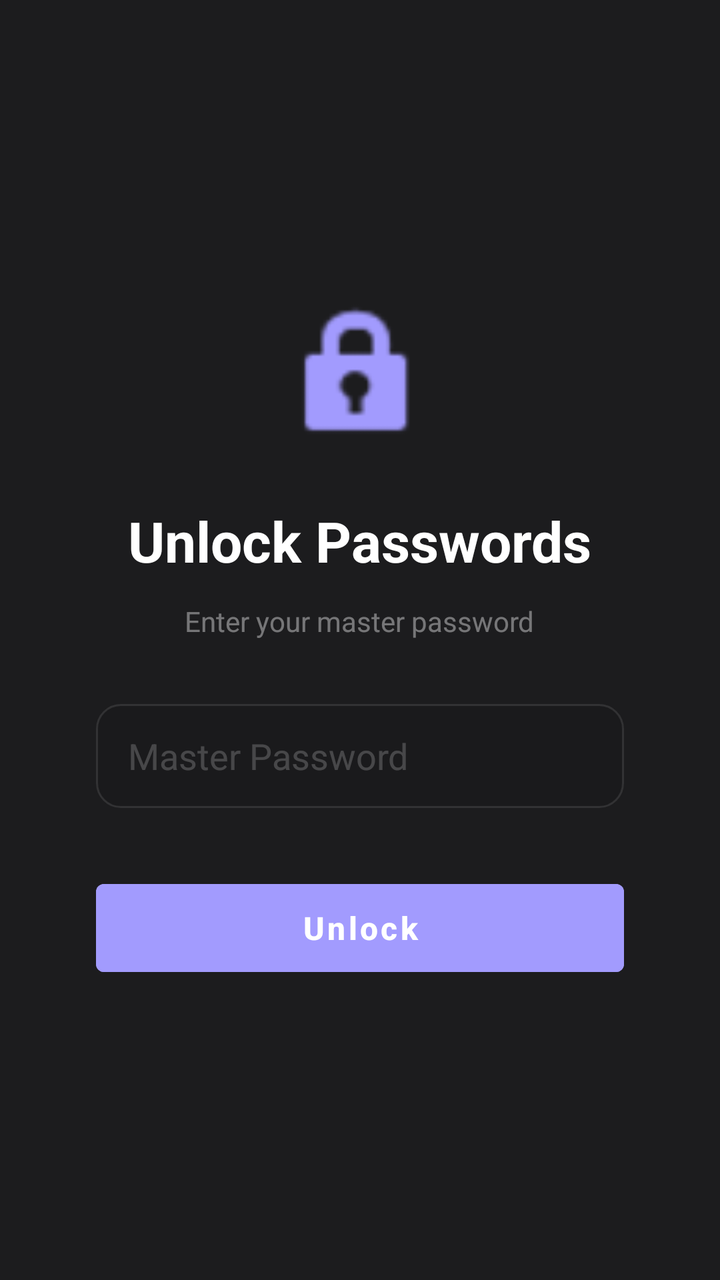
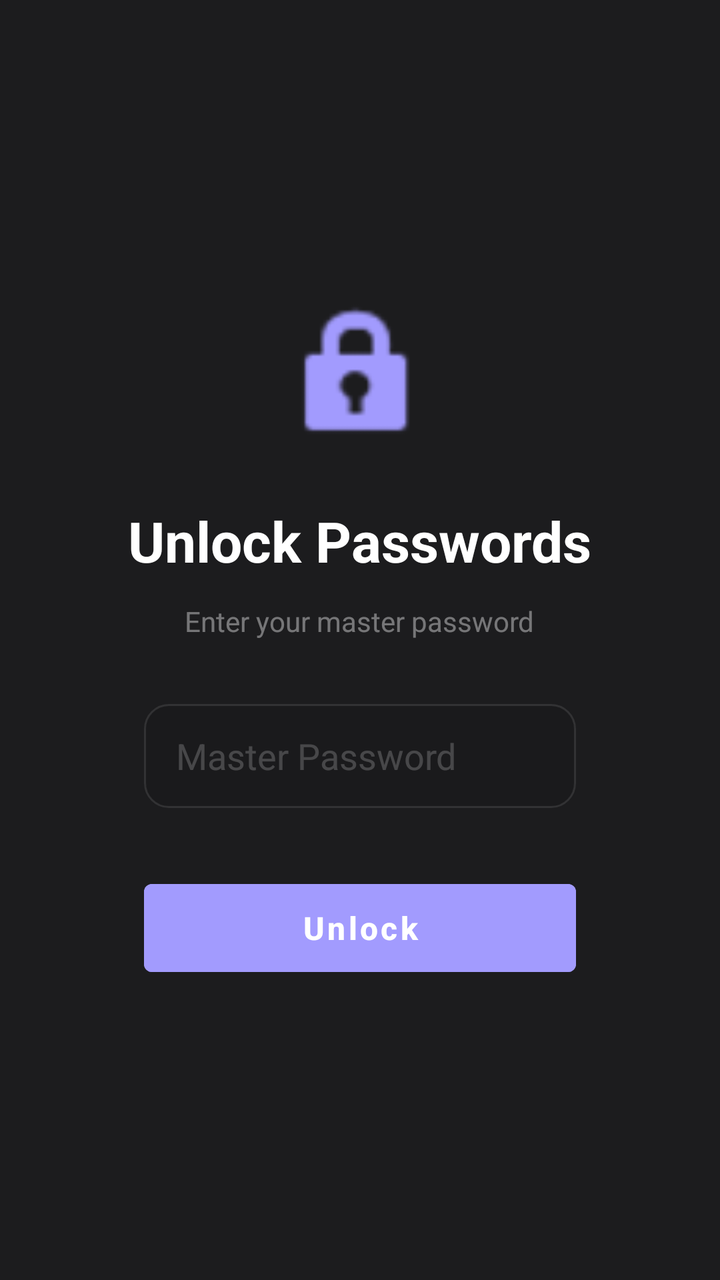

The first picture is an Android layout as it rendered before a commit; the second is the same layout after the commit. The layout source and the unified diff follow.
<!-- AndroidManifest.xml: application theme Theme.LunaCoreOS -->
<!-- res/layout/activity_vault_lock.xml -->
<?xml version="1.0" encoding="utf-8"?>
<LinearLayout xmlns:android="http://schemas.android.com/apk/res/android"
    xmlns:app="http://schemas.android.com/apk/res-auto"
    android:layout_width="match_parent"
    android:layout_height="match_parent"
    android:orientation="vertical"
    android:gravity="center"
    android:fitsSystemWindows="true"
    android:background="@color/bg_dark"
    android:padding="48dp">

    <ImageView
        android:layout_width="80dp"
        android:layout_height="80dp"
        android:src="@android:drawable/ic_lock_idle_lock"
        app:tint="@color/accent_primary"
        android:layout_marginBottom="24dp" />

    <TextView
        android:id="@+id/tvVaultTitle"
        android:layout_width="wrap_content"
        android:layout_height="wrap_content"
        android:text="Unlock Passwords"
        android:textSize="28sp"
        android:textColor="@color/text_primary"
        android:textStyle="bold"
        android:layout_marginBottom="12dp" />

    <TextView
        android:id="@+id/tvVaultDesc"
        android:layout_width="wrap_content"
        android:layout_height="wrap_content"
        android:text="Enter your master password"
        android:textSize="14sp"
        android:textColor="@color/text_muted"
        android:layout_marginBottom="32dp"
        android:textAlignment="center" />

    <EditText
        android:id="@+id/etMasterPassword"
        android:layout_width="match_parent"
        android:layout_height="52dp"
        android:background="@drawable/input_background"
        android:hint="Master Password"
        android:textColor="@color/text_primary"
        android:textColorHint="@color/text_hint"
        android:paddingHorizontal="16dp"
        android:inputType="textPassword"
        android:layout_marginBottom="24dp" />

    <Button
        android:id="@+id/btnUnlock"
        android:layout_width="match_parent"
        android:layout_height="56dp"
        android:backgroundTint="@color/accent_primary"
        android:text="Unlock"
        android:textColor="@color/text_primary"
        android:textSize="16sp"
        android:textStyle="bold"
        android:textAllCaps="false"
        android:layout_marginTop="8dp" />

    <TextView
        android:id="@+id/tvError"
        android:layout_width="wrap_content"
        android:layout_height="wrap_content"
        android:textColor="@color/danger"
        android:layout_marginTop="16dp"
        android:visibility="gone" />

</LinearLayout>
<!-- resources referenced by this layout -->
<resources>
  <color name="accent_primary">#FFA29BFE</color>
  <color name="bg_dark">#FF1C1C1E</color>
  <color name="danger">#FFEF4444</color>
  <color name="text_hint">#33FFFFFF</color>
  <color name="text_muted">#66FFFFFF</color>
  <color name="text_primary">#FFFFFFFF</color>
  <!-- drawable input_background (drawable) -->
  <?xml version="1.0" encoding="utf-8"?>
  <shape xmlns:android="http://schemas.android.com/apk/res/android"
      android:shape="rectangle">
      <solid android:color="@color/bg_input" />
      <corners android:radius="12dp" />
      <stroke android:width="1dp" android:color="@color/border_subtle" />
  </shape>
  <style name="Theme.LunaCoreOS" parent="Theme.MaterialComponents.DayNight.NoActionBar">
          <item name="colorPrimary">@color/accent_primary</item>
          <item name="colorPrimaryDark">@color/status_bar</item>
          <item name="colorAccent">@color/accent_primary</item>
          <item name="android:windowBackground">@color/bg_dark</item>
          <item name="android:statusBarColor">@color/status_bar</item>
          <item name="android:navigationBarColor">@color/bg_dark</item>
          <item name="android:windowLightStatusBar">false</item>
      </style>
  <color name="bg_input">#FF1A1A1C</color>
  <color name="border_subtle">#1AFFFFFF</color>
  <color name="status_bar">#FF121214</color>
</resources>

<!-- the commit's change to res/layout/activity_vault_lock.xml (unified diff, before → after) -->
@@ -40,6 +40,7 @@
         android:id="@+id/etMasterPassword"
         android:layout_width="match_parent"
         android:layout_height="52dp"
+        android:layout_marginHorizontal="24dp"
         android:background="@drawable/input_background"
         android:hint="Master Password"
         android:textColor="@color/text_primary"
@@ -52,6 +53,7 @@
         android:id="@+id/btnUnlock"
         android:layout_width="match_parent"
         android:layout_height="56dp"
+        android:layout_marginHorizontal="24dp"
         android:backgroundTint="@color/accent_primary"
         android:text="Unlock"
         android:textColor="@color/text_primary"
